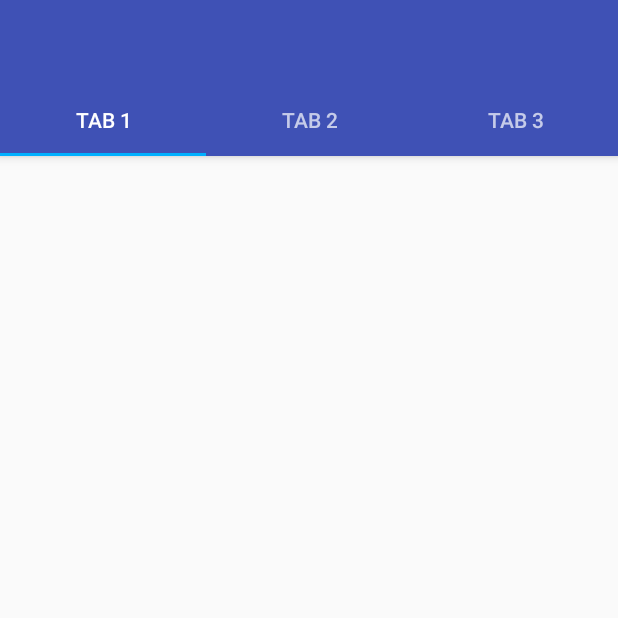
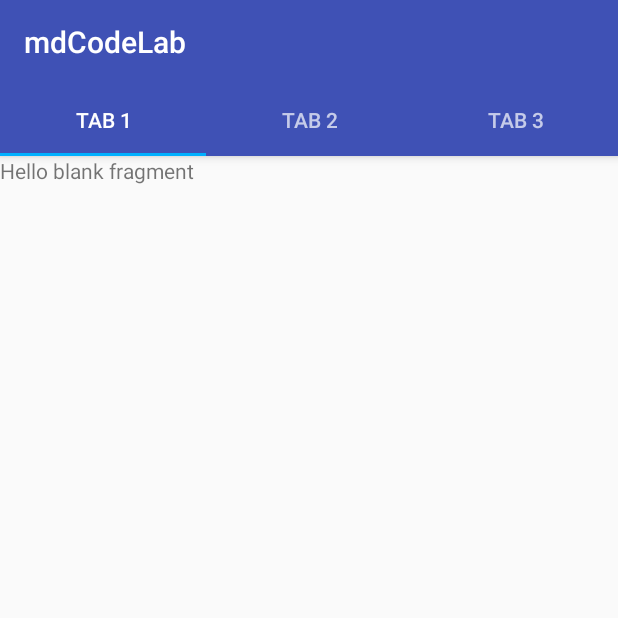
Before and after one commit to jeanPokou/mdCodeLab, an Android app: the screen it shows after launch (MainActivity), on a phone screen of 412 x 824 dp, the top half of it. Run offline under Robolectric (Android 15) with nearby library versions, the phone set to English and light mode, and no system bars; libraries missing offline, so code that uses them is left out: org.jetbrains.anko.

Commit message:
added Fragment and View Pager

```diff
--- a/app/build.gradle
+++ b/app/build.gradle
@@ -27,11 +27,12 @@ dependencies {
     implementation fileTree(dir: 'libs', include: ['*.jar'])
     implementation 'com.android.support:appcompat-v7:26.1.0'
     implementation 'com.android.support.constraint:constraint-layout:1.0.2'
+    implementation 'com.android.support:support-v4:26.1.0'
     testImplementation 'junit:junit:4.12'
     androidTestImplementation('com.android.support.test.espresso:espresso-core:3.0.1', {
         exclude group: 'com.android.support', module: 'support-annotations'
     })
-    implementation"org.jetbrains.kotlin:kotlin-stdlib-jre7:$kotlin_version"
+    implementation "org.jetbrains.kotlin:kotlin-stdlib-jre7:$kotlin_version"
     // anko synthetic
     compile "org.jetbrains.anko:anko:$anko_version"
     compile 'com.android.support:design:23.4.0'
--- /dev/null
+++ b/app/src/main/java/com/slack/jeanpokou/mdcodelab/ListContentFragment.kt
@@ -0,0 +1,60 @@
+package com.slack.jeanpokou.mdcodelab
+
+
+import android.os.Bundle
+import android.support.v4.app.Fragment
+import android.view.LayoutInflater
+import android.view.View
+import android.view.ViewGroup
+
+
+/**
+ * A simple [Fragment] subclass.
+ * Use the [ListContentFragment.newInstance] factory method to
+ * create an instance of this fragment.
+ */
+class ListContentFragment : Fragment() {
+
+    // TODO: Rename and change types of parameters
+    private var mParam1: String? = null
+    private var mParam2: String? = null
+
+    override fun onCreate(savedInstanceState: Bundle?) {
+        super.onCreate(savedInstanceState)
+        if (arguments != null) {
+            mParam1 = arguments.getString(ARG_PARAM1)
+            mParam2 = arguments.getString(ARG_PARAM2)
+        }
+    }
+
+    override fun onCreateView(inflater: LayoutInflater?, container: ViewGroup?, savedInstanceState: Bundle?): View? {
+        // Inflate the layout for this fragment
+        return inflater!!.inflate(R.layout.fragment_list_content, container, false)
+    }
+
+    companion object {
+        // TODO: Rename parameter arguments, choose names that match
+        // the fragment initialization parameters, e.g. ARG_ITEM_NUMBER
+        private val ARG_PARAM1 = "param1"
+        private val ARG_PARAM2 = "param2"
+
+        /**
+         * Use this factory method to create a new instance of
+         * this fragment using the provided parameters.
+         *
+         * @param param1 Parameter 1.
+         * @param param2 Parameter 2.
+         * @return A new instance of fragment ListContentFragment.
+         */
+        // TODO: Rename and change types and number of parameters
+        fun newInstance(param1: String, param2: String): ListContentFragment {
+            val fragment = ListContentFragment()
+            val args = Bundle()
+            args.putString(ARG_PARAM1, param1)
+            args.putString(ARG_PARAM2, param2)
+            fragment.arguments = args
+            return fragment
+        }
+    }
+
+}// Required empty public constructor
--- a/app/src/main/java/com/slack/jeanpokou/mdcodelab/MainActivity.kt
+++ b/app/src/main/java/com/slack/jeanpokou/mdcodelab/MainActivity.kt
@@ -2,7 +2,12 @@ package com.slack.jeanpokou.mdcodelab
 
 import android.support.v7.app.AppCompatActivity
 import android.os.Bundle
+import android.support.v4.app.Fragment
+import android.support.v4.app.FragmentManager
+import android.support.v4.view.ViewPager
+import android.support.v4.app.FragmentPagerAdapter
 import kotlinx.android.synthetic.main.activity_main.*
+import org.jetbrains.anko.support.v4.viewPager
 
 class MainActivity : AppCompatActivity() {
 
@@ -10,10 +15,65 @@ class MainActivity : AppCompatActivity() {
         super.onCreate(savedInstanceState)
         setContentView(R.layout.activity_main)
 
+        // Adding Toolbar to Main screen
+        setSupportActionBar(toolbar)
+        // Setting View Pager for each Tabs
+        setupViewPager(viewpager)
+
+        // Adding Tabs
         with(tabs) {
             addTab(tabs.newTab().setText("Tab 1"))
             addTab(tabs.newTab().setText("Tab 2"))
             addTab(tabs.newTab().setText("Tab 3"))
+            setupViewPager(viewpager)
         }
+
+
+
+
     }
+
+
+
+    // Add Fragments to Tabs
+    private fun setupViewPager(viewPager: ViewPager) {
+        val adapter = Adapter(supportFragmentManager).apply {
+            addFragment(ListContentFragment(), "List")
+            addFragment(TileContentFragment(), "Tile")
+            addFragment(TileContentFragment(), "Card")
+        }
+        viewPager.adapter = adapter
+
+    }
+
+    class Adapter(fm: FragmentManager?) : FragmentPagerAdapter(fm) {
+
+        private val mFragmentList = ArrayList<Fragment>()
+        private val mFragmentTitleList = ArrayList<String>()
+
+
+        fun addFragment(fragment: Fragment, title: String) {
+            mFragmentList.add(fragment)
+            mFragmentTitleList.add(title)
+
+        }
+
+        /**
+         * Return the Fragment associated with a specified position.
+         */
+        override fun getItem(position: Int): Fragment {
+            return mFragmentList[position]
+        }
+
+        /**
+         * Return the number of views available.
+         */
+        override fun getCount(): Int {
+            return mFragmentList.size
+        }
+
+
+    }
+
+
 }
--- /dev/null
+++ b/app/src/main/java/com/slack/jeanpokou/mdcodelab/TileContentFragment.kt
@@ -0,0 +1,60 @@
+package com.slack.jeanpokou.mdcodelab
+
+
+import android.os.Bundle
+import android.support.v4.app.Fragment
+import android.view.LayoutInflater
+import android.view.View
+import android.view.ViewGroup
+
+
+/**
+ * A simple [Fragment] subclass.
+ * Use the [TileContentFragment.newInstance] factory method to
+ * create an instance of this fragment.
+ */
+class TileContentFragment : Fragment() {
+
+    // TODO: Rename and change types of parameters
+    private var mParam1: String? = null
+    private var mParam2: String? = null
+
+    override fun onCreate(savedInstanceState: Bundle?) {
+        super.onCreate(savedInstanceState)
+        if (arguments != null) {
+            mParam1 = arguments.getString(ARG_PARAM1)
+            mParam2 = arguments.getString(ARG_PARAM2)
+        }
+    }
+
+    override fun onCreateView(inflater: LayoutInflater?, container: ViewGroup?, savedInstanceState: Bundle?): View? {
+        // Inflate the layout for this fragment
+        return inflater!!.inflate(R.layout.fragment_tile_content, container, false)
+    }
+
+    companion object {
+        // TODO: Rename parameter arguments, choose names that match
+        // the fragment initialization parameters, e.g. ARG_ITEM_NUMBER
+        private val ARG_PARAM1 = "param1"
+        private val ARG_PARAM2 = "param2"
+
+        /**
+         * Use this factory method to create a new instance of
+         * this fragment using the provided parameters.
+         *
+         * @param param1 Parameter 1.
+         * @param param2 Parameter 2.
+         * @return A new instance of fragment TileContentFragment.
+         */
+        // TODO: Rename and change types and number of parameters
+        fun newInstance(param1: String, param2: String): TileContentFragment {
+            val fragment = TileContentFragment()
+            val args = Bundle()
+            args.putString(ARG_PARAM1, param1)
+            args.putString(ARG_PARAM2, param2)
+            fragment.arguments = args
+            return fragment
+        }
+    }
+
+}// Required empty public constructor
--- a/app/src/main/res/layout/activity_main.xml
+++ b/app/src/main/res/layout/activity_main.xml
@@ -31,5 +31,12 @@
 
     </android.support.design.widget.AppBarLayout>
 
+    <android.support.v4.view.ViewPager
+        android:id="@+id/viewpager"
+        android:layout_width="match_parent"
+        android:layout_height="match_parent"
+        app:layout_behavior="@string/appbar_scrolling_view_behavior"
+        />
+
 
 </android.support.design.widget.CoordinatorLayout>
--- /dev/null
+++ b/app/src/main/res/layout/fragment_list_content.xml
@@ -0,0 +1,13 @@
+<FrameLayout xmlns:android="http://schemas.android.com/apk/res/android"
+    xmlns:tools="http://schemas.android.com/tools"
+    android:layout_width="match_parent"
+    android:layout_height="match_parent"
+    tools:context="com.slack.jeanpokou.mdcodelab.ListContentFragment">
+
+    <!-- TODO: Update blank fragment layout -->
+    <TextView
+        android:layout_width="match_parent"
+        android:layout_height="match_parent"
+        android:text="@string/hello_blank_fragment" />
+
+</FrameLayout>
--- a/app/src/main/res/values/strings.xml
+++ b/app/src/main/res/values/strings.xml
@@ -1,3 +1,6 @@
 <resources>
     <string name="app_name">mdCodeLab</string>
+
+    <!-- TODO: Remove or change this placeholder text -->
+    <string name="hello_blank_fragment">Hello blank fragment</string>
 </resources>
```
Also changed, not shown: app/src/main/java/com/slack/jeanpokou/mdcodelab/CardContentFragment.kt (added, +60 -0 lines), app/src/main/res/layout/fragment_card_content.xml (added, +13 -0 lines), app/src/main/res/layout/fragment_tile_content.xml (added, +13 -0 lines).
